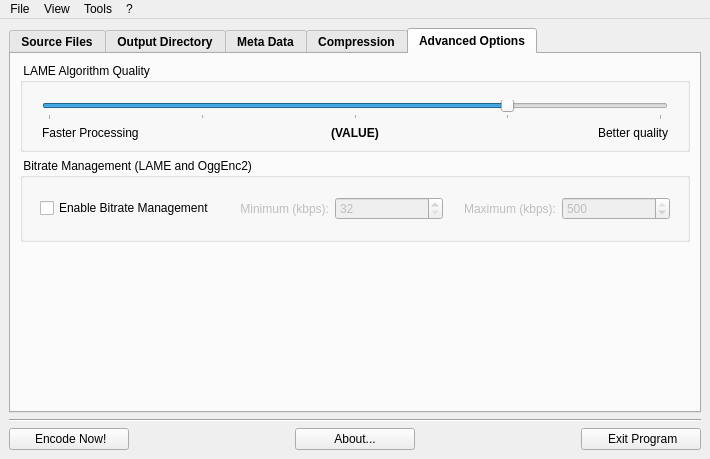
lordmulder/LameXP, file gui/MainWindow.ui: the form before one commit.
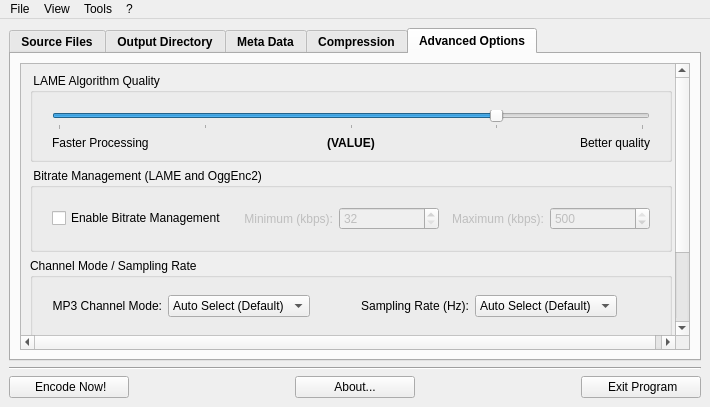
The form after the commit. The open tabs and pages were chosen to show the change. Icons and pictures are not drawn.

Commit message: Added more advanced options: MP3 channel mode, sampling rate, Nero AAC profile, Nero AAC 2-Pass mode.

What changed in the file:
```diff
--- a/gui/MainWindow.ui
+++ b/gui/MainWindow.ui
@@ -7,7 +7,7 @@
     <x>0</x>
     <y>0</y>
     <width>667</width>
-    <height>459</height>
+    <height>407</height>
    </rect>
   </property>
   <property name="windowTitle">
@@ -970,7 +970,167 @@
          </attribute>
          <layout class="QGridLayout" name="gridLayout_8">
           <item row="0" column="0">
+           <widget class="QScrollArea" name="scrollArea">
+            <property name="widgetResizable">
+             <bool>true</bool>
+            </property>
+            <widget class="QWidget" name="scrollAreaWidgetContents">
+             <property name="geometry">
+              <rect>
+               <x>0</x>
+               <y>0</y>
+               <width>604</width>
+               <height>399</height>
+              </rect>
+             </property>
+             <layout class="QGridLayout" name="gridLayout_22">
+              <item row="0" column="0">
            <layout class="QGridLayout" name="gridLayout_7">
+                <item row="1" column="0">
+                 <widget class="QGroupBox" name="groupBox_6">
+                  <property name="font">
+                   <font>
+                    <weight>50</weight>
+                    <bold>false</bold>
+                   </font>
+                  </property>
+                  <property name="title">
+                   <string> Bitrate Management (LAME and OggEnc2) </string>
+                  </property>
+                  <layout class="QGridLayout" name="gridLayout_19">
+                   <item row="0" column="0">
+                    <layout class="QGridLayout" name="gridLayout_18">
+                     <item row="0" column="1" colspan="5">
+                      <spacer name="verticalSpacer_5">
+                       <property name="orientation">
+                        <enum>Qt::Vertical</enum>
+                       </property>
+                       <property name="sizeType">
+                        <enum>QSizePolicy::Fixed</enum>
+                       </property>
+                       <property name="sizeHint" stdset="0">
+                        <size>
+                         <width>20</width>
+                         <height>10</height>
+                        </size>
+                       </property>
+                      </spacer>
+                     </item>
+                     <item row="2" column="1" colspan="5">
+                      <spacer name="verticalSpacer_6">
+                       <property name="orientation">
+                        <enum>Qt::Vertical</enum>
+                       </property>
+                       <property name="sizeType">
+                        <enum>QSizePolicy::Fixed</enum>
+                       </property>
+                       <property name="sizeHint" stdset="0">
+                        <size>
+                         <width>20</width>
+                         <height>10</height>
+                        </size>
+                       </property>
+                      </spacer>
+                     </item>
+                     <item row="1" column="1">
+                      <widget class="QCheckBox" name="checkBoxBitrateManagement">
+                       <property name="text">
+                        <string>Enable Bitrate Management</string>
+                       </property>
+                      </widget>
+                     </item>
+                     <item row="1" column="5">
+                      <widget class="QSpinBox" name="spinBoxBitrateManagementMax">
+                       <property name="enabled">
+                        <bool>false</bool>
+                       </property>
+                       <property name="minimum">
+                        <number>32</number>
+                       </property>
+                       <property name="maximum">
+                        <number>500</number>
+                       </property>
+                       <property name="value">
+                        <number>500</number>
+                       </property>
+                      </widget>
+                     </item>
+                     <item row="1" column="3">
+                      <widget class="QSpinBox" name="spinBoxBitrateManagementMin">
+                       <property name="enabled">
+                        <bool>false</bool>
+                       </property>
+                       <property name="minimum">
+                        <number>32</number>
+                       </property>
+                       <property name="maximum">
+                        <number>500</number>
+                       </property>
+                      </widget>
+                     </item>
+                     <item row="1" column="6">
+                      <spacer name="horizontalSpacer_15">
+                       <property name="orientation">
+                        <enum>Qt::Horizontal</enum>
+                       </property>
+                       <property name="sizeType">
+                        <enum>QSizePolicy::Fixed</enum>
+                       </property>
+                       <property name="sizeHint" stdset="0">
+                        <size>
+                         <width>10</width>
+                         <height>20</height>
+                        </size>
+                       </property>
+                      </spacer>
+                     </item>
+                     <item row="1" column="0">
+                      <spacer name="horizontalSpacer_14">
+                       <property name="orientation">
+                        <enum>Qt::Horizontal</enum>
+                       </property>
+                       <property name="sizeType">
+                        <enum>QSizePolicy::Fixed</enum>
+                       </property>
+                       <property name="sizeHint" stdset="0">
+                        <size>
+                         <width>10</width>
+                         <height>20</height>
+                        </size>
+                       </property>
+                      </spacer>
+                     </item>
+                     <item row="1" column="2">
+                      <widget class="QLabel" name="labelBitrateManagementMin">
+                       <property name="enabled">
+                        <bool>false</bool>
+                       </property>
+                       <property name="text">
+                        <string>Minimum (kbps):</string>
+                       </property>
+                       <property name="alignment">
+                        <set>Qt::AlignRight|Qt::AlignTrailing|Qt::AlignVCenter</set>
+                       </property>
+                      </widget>
+                     </item>
+                     <item row="1" column="4">
+                      <widget class="QLabel" name="labelBitrateManagementMax">
+                       <property name="enabled">
+                        <bool>false</bool>
+                       </property>
+                       <property name="text">
+                        <string>Maximum (kbps):</string>
+                       </property>
+                       <property name="alignment">
+                        <set>Qt::AlignRight|Qt::AlignTrailing|Qt::AlignVCenter</set>
+                       </property>
+                      </widget>
+                     </item>
+                    </layout>
+                   </item>
+                  </layout>
+                 </widget>
+                </item>
             <item row="0" column="0">
              <widget class="QGroupBox" name="groupBox_5">
               <property name="font">
@@ -985,28 +1145,6 @@
               <layout class="QGridLayout" name="gridLayout_17">
                <item row="0" column="1">
                 <layout class="QGridLayout" name="gridLayout_16">
-                 <item row="7" column="1" colspan="3">
-                  <widget class="QSlider" name="sliderLameAlgoQuality">
-                   <property name="maximum">
-                    <number>4</number>
-                   </property>
-                   <property name="pageStep">
-                    <number>1</number>
-                   </property>
-                   <property name="value">
-                    <number>3</number>
-                   </property>
-                   <property name="orientation">
-                    <enum>Qt::Horizontal</enum>
-                   </property>
-                   <property name="tickPosition">
-                    <enum>QSlider::TicksBelow</enum>
-                   </property>
-                   <property name="tickInterval">
-                    <number>1</number>
-                   </property>
-                  </widget>
-                 </item>
                  <item row="7" column="0">
                   <spacer name="horizontalSpacer_12">
                    <property name="orientation">
@@ -1088,14 +1226,391 @@
                    </property>
                   </spacer>
                  </item>
-                </layout>
-               </item>
-              </layout>
-             </widget>
-            </item>
-           </layout>
+                     <item row="7" column="1" colspan="3">
+                      <widget class="QSlider" name="sliderLameAlgoQuality">
+                       <property name="maximum">
+                        <number>4</number>
+                       </property>
+                       <property name="pageStep">
+                        <number>1</number>
+                       </property>
+                       <property name="value">
+                        <number>3</number>
+                       </property>
+                       <property name="orientation">
+                        <enum>Qt::Horizontal</enum>
+                       </property>
+                       <property name="tickPosition">
+                        <enum>QSlider::TicksBelow</enum>
+                       </property>
+                       <property name="tickInterval">
+                        <number>1</number>
+                       </property>
+                      </widget>
+                     </item>
+                    </layout>
+                   </item>
+                  </layout>
+                 </widget>
           </item>
           <item row="2" column="0">
+                 <widget class="QGroupBox" name="groupBox_8">
+                  <property name="font">
+                   <font>
+                    <weight>50</weight>
+                    <bold>false</bold>
+                   </font>
+                  </property>
+                  <property name="title">
+                   <string>Channel Mode / Sampling Rate</string>
+                  </property>
+                  <layout class="QGridLayout" name="gridLayout_24">
+                   <item row="0" column="0">
+                    <layout class="QGridLayout" name="gridLayout_23">
+                     <item row="1" column="2">
+                      <widget class="QComboBox" name="comboBoxMP3ChannelMode">
+                       <item>
+                        <property name="text">
+                         <string>Auto Select (Default)</string>
+                        </property>
+                       </item>
+                       <item>
+                        <property name="text">
+                         <string>Joint Stereo</string>
+                        </property>
+                       </item>
+                       <item>
+                        <property name="text">
+                         <string>Forced Joint Stereo</string>
+                        </property>
+                       </item>
+                       <item>
+                        <property name="text">
+                         <string>Simple</string>
+                        </property>
+                       </item>
+                       <item>
+                        <property name="text">
+                         <string>Dual Mono</string>
+                        </property>
+                       </item>
+                       <item>
+                        <property name="text">
+                         <string>Mono</string>
+                        </property>
+                       </item>
+                      </widget>
+                     </item>
+                     <item row="1" column="0">
+                      <spacer name="horizontalSpacer_18">
+                       <property name="orientation">
+                        <enum>Qt::Horizontal</enum>
+                       </property>
+                       <property name="sizeType">
+                        <enum>QSizePolicy::Fixed</enum>
+                       </property>
+                       <property name="sizeHint" stdset="0">
+                        <size>
+                         <width>10</width>
+                         <height>20</height>
+                        </size>
+                       </property>
+                      </spacer>
+                     </item>
+                     <item row="1" column="9">
+                      <spacer name="horizontalSpacer_19">
+                       <property name="orientation">
+                        <enum>Qt::Horizontal</enum>
+                       </property>
+                       <property name="sizeType">
+                        <enum>QSizePolicy::Fixed</enum>
+                       </property>
+                       <property name="sizeHint" stdset="0">
+                        <size>
+                         <width>10</width>
+                         <height>20</height>
+                        </size>
+                       </property>
+                      </spacer>
+                     </item>
+                     <item row="1" column="1">
+                      <widget class="QLabel" name="label_4">
+                       <property name="text">
+                        <string>MP3 Channel Mode:</string>
+                       </property>
+                       <property name="alignment">
+                        <set>Qt::AlignRight|Qt::AlignTrailing|Qt::AlignVCenter</set>
+                       </property>
+                      </widget>
+                     </item>
+                     <item row="0" column="1" colspan="4">
+                      <spacer name="verticalSpacer_9">
+                       <property name="orientation">
+                        <enum>Qt::Vertical</enum>
+                       </property>
+                       <property name="sizeType">
+                        <enum>QSizePolicy::Fixed</enum>
+                       </property>
+                       <property name="sizeHint" stdset="0">
+                        <size>
+                         <width>20</width>
+                         <height>8</height>
+                        </size>
+                       </property>
+                      </spacer>
+                     </item>
+                     <item row="2" column="1" colspan="4">
+                      <spacer name="verticalSpacer_10">
+                       <property name="orientation">
+                        <enum>Qt::Vertical</enum>
+                       </property>
+                       <property name="sizeType">
+                        <enum>QSizePolicy::Fixed</enum>
+                       </property>
+                       <property name="sizeHint" stdset="0">
+                        <size>
+                         <width>20</width>
+                         <height>8</height>
+                        </size>
+                       </property>
+                      </spacer>
+                     </item>
+                     <item row="1" column="8">
+                      <spacer name="horizontalSpacer_20">
+                       <property name="orientation">
+                        <enum>Qt::Horizontal</enum>
+                       </property>
+                       <property name="sizeType">
+                        <enum>QSizePolicy::Expanding</enum>
+                       </property>
+                       <property name="sizeHint" stdset="0">
+                        <size>
+                         <width>40</width>
+                         <height>20</height>
+                        </size>
+                       </property>
+                      </spacer>
+                     </item>
+                     <item row="1" column="5">
+                      <spacer name="horizontalSpacer_21">
+                       <property name="orientation">
+                        <enum>Qt::Horizontal</enum>
+                       </property>
+                       <property name="sizeHint" stdset="0">
+                        <size>
+                         <width>40</width>
+                         <height>20</height>
+                        </size>
+                       </property>
+                      </spacer>
+                     </item>
+                     <item row="1" column="7">
+                      <widget class="QComboBox" name="comboBoxSamplingRate">
+                       <item>
+                        <property name="text">
+                         <string>Auto Select (Default)</string>
+                        </property>
+                       </item>
+                       <item>
+                        <property name="text">
+                         <string>16.000</string>
+                        </property>
+                       </item>
+                       <item>
+                        <property name="text">
+                         <string>22.050</string>
+                        </property>
+                       </item>
+                       <item>
+                        <property name="text">
+                         <string>24.000</string>
+                        </property>
+                       </item>
+                       <item>
+                        <property name="text">
+                         <string>32.000</string>
+                        </property>
+                       </item>
+                       <item>
+                        <property name="text">
+                         <string>44.100</string>
+                        </property>
+                       </item>
+                       <item>
+                        <property name="text">
+                         <string>48.000</string>
+                        </property>
+                       </item>
+                      </widget>
+                     </item>
+                     <item row="1" column="6">
+                      <widget class="QLabel" name="label_5">
+                       <property name="text">
+                        <string>Sampling Rate (Hz):</string>
+                       </property>
+                       <property name="alignment">
+                        <set>Qt::AlignRight|Qt::AlignTrailing|Qt::AlignVCenter</set>
+                       </property>
+                      </widget>
+                     </item>
+                    </layout>
+                   </item>
+                  </layout>
+                 </widget>
+                </item>
+                <item row="3" column="0">
+                 <widget class="QGroupBox" name="groupBox_7">
+                  <property name="font">
+                   <font>
+                    <weight>50</weight>
+                    <bold>false</bold>
+                   </font>
+                  </property>
+                  <property name="title">
+                   <string>Nero AAC Options</string>
+                  </property>
+                  <layout class="QGridLayout" name="gridLayout_25">
+                   <item row="3" column="1">
+                    <layout class="QGridLayout" name="gridLayout_21">
+                     <item row="1" column="1">
+                      <widget class="QCheckBox" name="checkBoxNeroAAC2PassMode">
+                       <property name="text">
+                        <string>Enable 2-Pass Processing (ABR Mode)</string>
+                       </property>
+                      </widget>
+                     </item>
+                     <item row="1" column="0">
+                      <spacer name="horizontalSpacer_17">
+                       <property name="orientation">
+                        <enum>Qt::Horizontal</enum>
+                       </property>
+                       <property name="sizeType">
+                        <enum>QSizePolicy::Fixed</enum>
+                       </property>
+                       <property name="sizeHint" stdset="0">
+                        <size>
+                         <width>10</width>
+                         <height>20</height>
+                        </size>
+                       </property>
+                      </spacer>
+                     </item>
+                     <item row="1" column="2">
+                      <spacer name="horizontalSpacer_23">
+                       <property name="orientation">
+                        <enum>Qt::Horizontal</enum>
+                       </property>
+                       <property name="sizeHint" stdset="0">
+                        <size>
+                         <width>73</width>
+                         <height>20</height>
+                        </size>
+                       </property>
+                      </spacer>
+                     </item>
+                     <item row="1" column="3">
+                      <widget class="QLabel" name="label_2">
+                       <property name="text">
+                        <string>Select AAC Profile:</string>
+                       </property>
+                       <property name="alignment">
+                        <set>Qt::AlignRight|Qt::AlignTrailing|Qt::AlignVCenter</set>
+                       </property>
+                      </widget>
+                     </item>
+                     <item row="1" column="4">
+                      <widget class="QComboBox" name="comboBoxNeroAACProfile">
+                       <item>
+                        <property name="text">
+                         <string>Auto (Recommended)</string>
+                        </property>
+                       </item>
+                       <item>
+                        <property name="text">
+                         <string>Enforce LC-AAC</string>
+                        </property>
+                       </item>
+                       <item>
+                        <property name="text">
+                         <string>Enforce HE-AAC (AAC + SBR)</string>
+                        </property>
+                       </item>
+                       <item>
+                        <property name="text">
+                         <string>Enforce HE-AAC v2 (AAC +SBR + PS)</string>
+                        </property>
+                       </item>
+                      </widget>
+                     </item>
+                     <item row="1" column="5">
+                      <spacer name="horizontalSpacer_22">
+                       <property name="orientation">
+                        <enum>Qt::Horizontal</enum>
+                       </property>
+                       <property name="sizeHint" stdset="0">
+                        <size>
+                         <width>75</width>
+                         <height>20</height>
+                        </size>
+                       </property>
+                      </spacer>
+                     </item>
+                     <item row="1" column="6">
+                      <spacer name="horizontalSpacer_16">
+                       <property name="orientation">
+                        <enum>Qt::Horizontal</enum>
+                       </property>
+                       <property name="sizeType">
+                        <enum>QSizePolicy::Fixed</enum>
+                       </property>
+                       <property name="sizeHint" stdset="0">
+                        <size>
+                         <width>10</width>
+                         <height>20</height>
+                        </size>
+                       </property>
+                      </spacer>
+                     </item>
+                     <item row="0" column="1" colspan="5">
+                      <spacer name="verticalSpacer_8">
+                       <property name="orientation">
+                        <enum>Qt::Vertical</enum>
+                       </property>
+                       <property name="sizeType">
+                        <enum>QSizePolicy::Fixed</enum>
+                       </property>
+                       <property name="sizeHint" stdset="0">
+                        <size>
+                         <width>20</width>
+                         <height>13</height>
+                        </size>
+                       </property>
+                      </spacer>
+                     </item>
+                     <item row="2" column="1" colspan="5">
+                      <spacer name="verticalSpacer_7">
+                       <property name="orientation">
+                        <enum>Qt::Vertical</enum>
+                       </property>
+                       <property name="sizeType">
+                        <enum>QSizePolicy::Fixed</enum>
+                       </property>
+                       <property name="sizeHint" stdset="0">
+                        <size>
+                         <width>20</width>
+                         <height>13</height>
+                        </size>
+                       </property>
+                      </spacer>
+                     </item>
+                    </layout>
+                   </item>
+                  </layout>
+                 </widget>
+                </item>
+               </layout>
+              </item>
+              <item row="1" column="0">
            <spacer name="verticalSpacer">
             <property name="orientation">
              <enum>Qt::Vertical</enum>
@@ -1111,149 +1626,8 @@
             </property>
            </spacer>
           </item>
-          <item row="1" column="0">
-           <widget class="QGroupBox" name="groupBox_6">
-            <property name="font">
-             <font>
-              <weight>50</weight>
-              <bold>false</bold>
-             </font>
-            </property>
-            <property name="title">
-             <string> Bitrate Management (LAME and OggEnc2) </string>
-            </property>
-            <layout class="QGridLayout" name="gridLayout_19">
-             <item row="0" column="0">
-              <layout class="QGridLayout" name="gridLayout_18">
-               <item row="0" column="1" colspan="5">
-                <spacer name="verticalSpacer_5">
-                 <property name="orientation">
-                  <enum>Qt::Vertical</enum>
-                 </property>
-                 <property name="sizeType">
-                  <enum>QSizePolicy::Fixed</enum>
-                 </property>
-                 <property name="sizeHint" stdset="0">
-                  <size>
-                   <width>20</width>
-                   <height>10</height>
-                  </size>
-                 </property>
-                </spacer>
-               </item>
-               <item row="2" column="1" colspan="5">
-                <spacer name="verticalSpacer_6">
-                 <property name="orientation">
-                  <enum>Qt::Vertical</enum>
-                 </property>
-                 <property name="sizeType">
-                  <enum>QSizePolicy::Fixed</enum>
-                 </property>
-                 <property name="sizeHint" stdset="0">
-                  <size>
-                   <width>20</width>
-                   <height>10</height>
-                  </size>
-                 </property>
-                </spacer>
-               </item>
-               <item row="1" column="1">
-                <widget class="QCheckBox" name="checkBoxBitrateManagement">
-                 <property name="text">
-                  <string>Enable Bitrate Management</string>
-                 </property>
-                </widget>
-               </item>
-               <item row="1" column="5">
-                <widget class="QSpinBox" name="spinBoxBitrateManagementMax">
-                 <property name="enabled">
-                  <bool>false</bool>
-                 </property>
-                 <property name="minimum">
-                  <number>32</number>
-                 </property>
-                 <property name="maximum">
-                  <number>500</number>
-                 </property>
-                 <property name="value">
-                  <number>500</number>
-                 </property>
-                </widget>
-               </item>
-               <item row="1" column="3">
-                <widget class="QSpinBox" name="spinBoxBitrateManagementMin">
-                 <property name="enabled">
-                  <bool>false</bool>
-                 </property>
-                 <property name="minimum">
-                  <number>32</number>
-                 </property>
-                 <property name="maximum">
-                  <number>500</number>
-                 </property>
-                </widget>
-               </item>
-               <item row="1" column="6">
-                <spacer name="horizontalSpacer_15">
-                 <property name="orientation">
-                  <enum>Qt::Horizontal</enum>
-                 </property>
-                 <property name="sizeType">
-                  <enum>QSizePolicy::Fixed</enum>
-                 </property>
-                 <property name="sizeHint" stdset="0">
-                  <size>
-                   <width>8</width>
-                   <height>20</height>
-                  </size>
-                 </property>
-                </spacer>
-               </item>
-               <item row="1" column="0">
-                <spacer name="horizontalSpacer_14">
-                 <property name="orientation">
-                  <enum>Qt::Horizontal</enum>
-                 </property>
-                 <property name="sizeType">
-                  <enum>QSizePolicy::Fixed</enum>
-                 </property>
-                 <property name="sizeHint" stdset="0">
-                  <size>
-                   <width>8</width>
-                   <height>20</height>
-                  </size>
-                 </property>
-                </spacer>
-               </item>
-               <item row="1" column="2">
-                <widget class="QLabel" name="labelBitrateManagementMin">
-                 <property name="enabled">
-                  <bool>false</bool>
-                 </property>
-                 <property name="text">
-                  <string>Minimum (kbps):</string>
-                 </property>
-                 <property name="alignment">
-                  <set>Qt::AlignRight|Qt::AlignTrailing|Qt::AlignVCenter</set>
-                 </property>
-                </widget>
-               </item>
-               <item row="1" column="4">
-                <widget class="QLabel" name="labelBitrateManagementMax">
-                 <property name="enabled">
-                  <bool>false</bool>
-                 </property>
-                 <property name="text">
-                  <string>Maximum (kbps):</string>
-                 </property>
-                 <property name="alignment">
-                  <set>Qt::AlignRight|Qt::AlignTrailing|Qt::AlignVCenter</set>
-                 </property>
-                </widget>
-               </item>
-              </layout>
-             </item>
-            </layout>
+             </layout>
+            </widget>
            </widget>
           </item>
          </layout>
```
Left out of the diff: 1 changed line with no effect on the pictures. Lines whose indentation alone changed are shown as unchanged. The commit also changes 11 other files.
